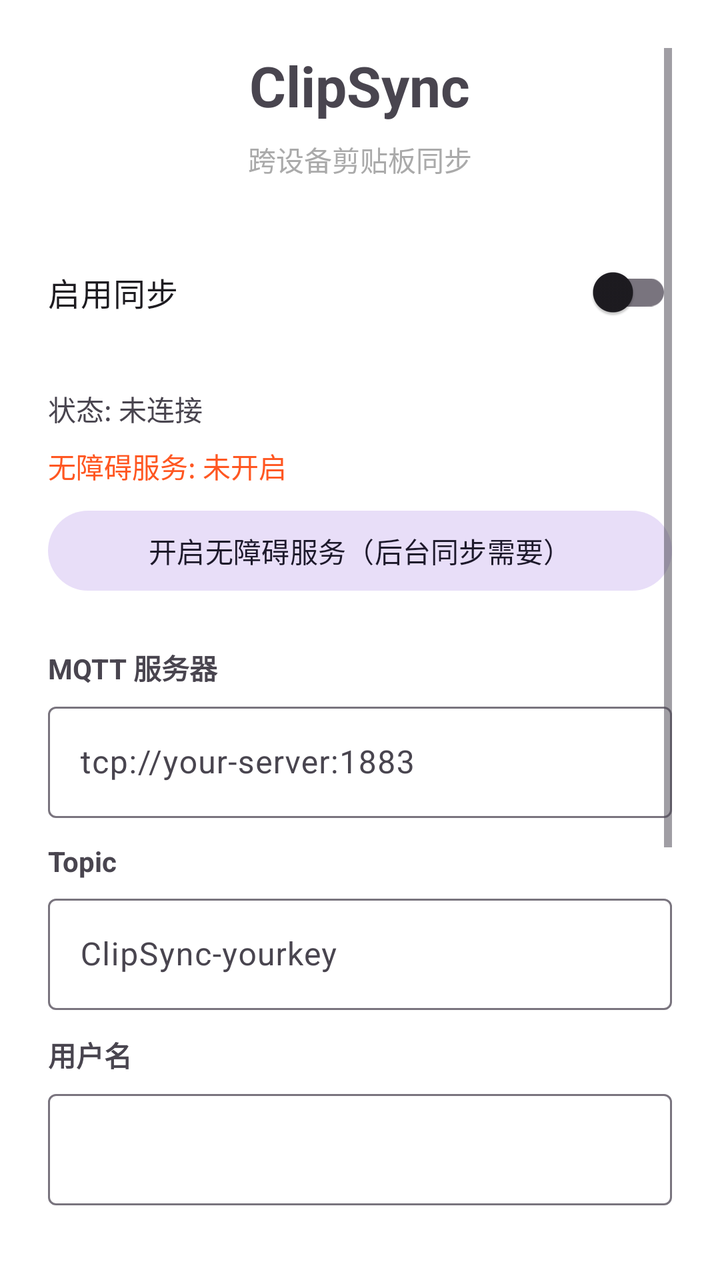
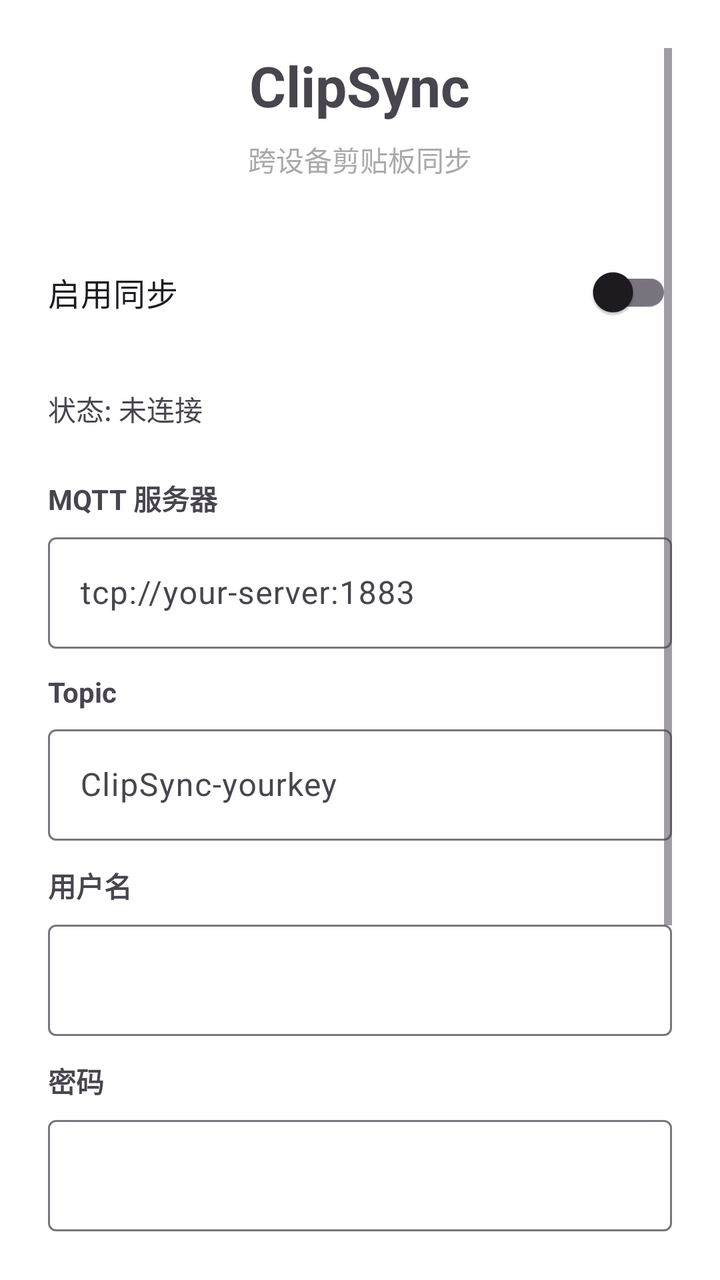

Screens rendered from an Android XML layout before and after an edit, with the pre-edit source and the edit as a unified diff.
<!-- AndroidManifest.xml: application theme Theme.ClipSync -->
<!-- res/layout/activity_main.xml -->
<?xml version="1.0" encoding="utf-8"?>
<ScrollView xmlns:android="http://schemas.android.com/apk/res/android"
    android:layout_width="match_parent"
    android:layout_height="match_parent"
    android:padding="24dp"
    android:background="@android:color/white">

    <LinearLayout
        android:layout_width="match_parent"
        android:layout_height="wrap_content"
        android:orientation="vertical"
        android:gravity="center_horizontal">

        <TextView
            android:layout_width="wrap_content"
            android:layout_height="wrap_content"
            android:text="ClipSync"
            android:textSize="28sp"
            android:textStyle="bold"
            android:layout_marginBottom="8dp" />

        <TextView
            android:layout_width="wrap_content"
            android:layout_height="wrap_content"
            android:text="跨设备剪贴板同步"
            android:textColor="@android:color/darker_gray"
            android:layout_marginBottom="32dp" />

        
        <com.google.android.material.switchmaterial.SwitchMaterial
            android:id="@+id/switchSync"
            android:layout_width="match_parent"
            android:layout_height="wrap_content"
            android:text="启用同步"
            android:textSize="16sp"
            android:layout_marginBottom="24dp" />

        
        <TextView
            android:id="@+id/tvStatus"
            android:layout_width="match_parent"
            android:layout_height="wrap_content"
            android:text="状态: 未连接"
            android:textSize="14sp"
            android:layout_marginBottom="8dp" />

        
        <TextView
            android:id="@+id/tvAccessibility"
            android:layout_width="match_parent"
            android:layout_height="wrap_content"
            android:text="无障碍服务: 未开启"
            android:textSize="14sp"
            android:textColor="#FF5722"
            android:layout_marginBottom="8dp" />

        <com.google.android.material.button.MaterialButton
            android:id="@+id/btnAccessibility"
            style="@style/Widget.Material3.Button.TonalButton"
            android:layout_width="match_parent"
            android:layout_height="wrap_content"
            android:text="开启无障碍服务（后台同步需要）"
            android:layout_marginBottom="24dp" />

        
        <TextView
            android:layout_width="match_parent"
            android:layout_height="wrap_content"
            android:text="MQTT 服务器"
            android:textSize="14sp"
            android:textStyle="bold"
            android:layout_marginBottom="4dp" />

        <com.google.android.material.textfield.TextInputLayout
            android:layout_width="match_parent"
            android:layout_height="wrap_content"
            android:layout_marginBottom="12dp">

            <com.google.android.material.textfield.TextInputEditText
                android:id="@+id/etServer"
                android:layout_width="match_parent"
                android:layout_height="wrap_content"
                android:hint="tcp://your-server:1883"
                android:inputType="textUri" />
        </com.google.android.material.textfield.TextInputLayout>

        <TextView
            android:layout_width="match_parent"
            android:layout_height="wrap_content"
            android:text="Topic"
            android:textSize="14sp"
            android:textStyle="bold"
            android:layout_marginBottom="4dp" />

        <com.google.android.material.textfield.TextInputLayout
            android:layout_width="match_parent"
            android:layout_height="wrap_content"
            android:layout_marginBottom="12dp">

            <com.google.android.material.textfield.TextInputEditText
                android:id="@+id/etTopic"
                android:layout_width="match_parent"
                android:layout_height="wrap_content"
                android:hint="ClipSync-yourkey"
                android:inputType="text" />
        </com.google.android.material.textfield.TextInputLayout>

        <TextView
            android:layout_width="match_parent"
            android:layout_height="wrap_content"
            android:text="用户名"
            android:textSize="14sp"
            android:textStyle="bold"
            android:layout_marginBottom="4dp" />

        <com.google.android.material.textfield.TextInputLayout
            android:layout_width="match_parent"
            android:layout_height="wrap_content"
            android:layout_marginBottom="12dp">

            <com.google.android.material.textfield.TextInputEditText
                android:id="@+id/etUsername"
                android:layout_width="match_parent"
                android:layout_height="wrap_content"
                android:inputType="text" />
        </com.google.android.material.textfield.TextInputLayout>

        <TextView
            android:layout_width="match_parent"
            android:layout_height="wrap_content"
            android:text="密码"
            android:textSize="14sp"
            android:textStyle="bold"
            android:layout_marginBottom="4dp" />

        <com.google.android.material.textfield.TextInputLayout
            android:layout_width="match_parent"
            android:layout_height="wrap_content"
            android:layout_marginBottom="16dp">

            <com.google.android.material.textfield.TextInputEditText
                android:id="@+id/etPassword"
                android:layout_width="match_parent"
                android:layout_height="wrap_content"
                android:inputType="textPassword" />
        </com.google.android.material.textfield.TextInputLayout>

        <com.google.android.material.button.MaterialButton
            android:id="@+id/btnSave"
            android:layout_width="match_parent"
            android:layout_height="wrap_content"
            android:text="保存配置"
            android:layout_marginBottom="16dp" />

        
        <com.google.android.material.button.MaterialButton
            android:id="@+id/btnMiuiGuide"
            style="@style/Widget.Material3.Button.TextButton"
            android:layout_width="match_parent"
            android:layout_height="wrap_content"
            android:text="小米/MIUI 电池优化设置"
            android:layout_marginBottom="8dp" />

        
        <com.google.android.material.button.MaterialButton
            android:id="@+id/btnShizuku"
            style="@style/Widget.Material3.Button.TonalButton"
            android:layout_width="match_parent"
            android:layout_height="wrap_content"
            android:text="Shizuku 解锁后台剪贴板权限"
            android:layout_marginBottom="16dp" />

        <com.google.android.material.button.MaterialButton
            android:id="@+id/btnLogs"
            style="@style/Widget.Material3.Button.OutlinedButton"
            android:layout_width="match_parent"
            android:layout_height="wrap_content"
            android:text="查看运行日志" />

    </LinearLayout>
</ScrollView>
<!-- resources referenced by this layout -->
<resources>
  <style name="Theme.ClipSync" parent="Theme.Material3.Light.NoActionBar">
          <item name="colorPrimary">@android:color/holo_green_dark</item>
          <item name="colorOnPrimary">@android:color/white</item>
      </style>
</resources>

<!-- the commit's change to res/layout/activity_main.xml (unified diff, before → after) -->
@@ -42,24 +42,6 @@
             android:layout_height="wrap_content"
             android:text="状态: 未连接"
             android:textSize="14sp"
-            android:layout_marginBottom="8dp" />
-
-        
-        <TextView
-            android:id="@+id/tvAccessibility"
-            android:layout_width="match_parent"
-            android:layout_height="wrap_content"
-            android:text="无障碍服务: 未开启"
-            android:textSize="14sp"
-            android:textColor="#FF5722"
-            android:layout_marginBottom="8dp" />
-
-        <com.google.android.material.button.MaterialButton
-            android:id="@+id/btnAccessibility"
-            style="@style/Widget.Material3.Button.TonalButton"
-            android:layout_width="match_parent"
-            android:layout_height="wrap_content"
-            android:text="开启无障碍服务（后台同步需要）"
             android:layout_marginBottom="24dp" />
 
         
@@ -167,7 +149,7 @@
             style="@style/Widget.Material3.Button.TonalButton"
             android:layout_width="match_parent"
             android:layout_height="wrap_content"
-            android:text="Shizuku 解锁后台剪贴板权限"
+            android:text="连接 Shizuku（需要先安装 Shizuku）"
             android:layout_marginBottom="16dp" />
 
         <com.google.android.material.button.MaterialButton
